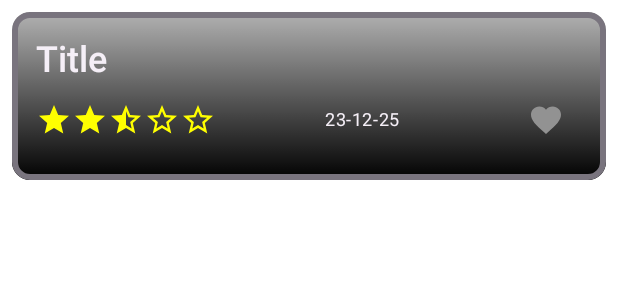
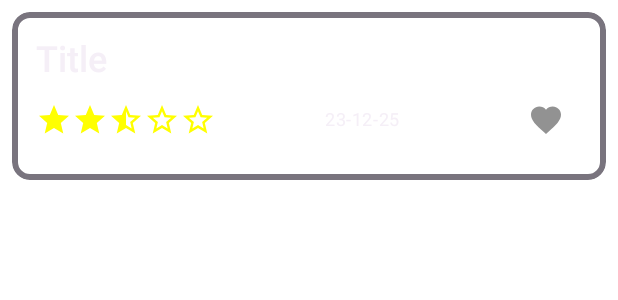
Before and after one commit to Artemake/themoviedbManolisArtemakis, an Android app built with Jetpack Compose: the @Preview function MovieComponentPreview, on a phone screen of 412 x 824 dp. Shown: the top 300 px of the screen. Run offline under Robolectric (Android 15) with nearby library versions, the phone set to English and light mode, and no system bars.

Commit message:
adjusted MovieComponent

```diff
--- a/app/src/main/java/com/manosprojects/themoviedb/features/home/views/MovieComponent.kt
+++ b/app/src/main/java/com/manosprojects/themoviedb/features/home/views/MovieComponent.kt
@@ -2,7 +2,6 @@ package com.manosprojects.themoviedb.features.home.views
 
 import android.graphics.Bitmap
 import androidx.compose.foundation.Image
-import androidx.compose.foundation.background
 import androidx.compose.foundation.border
 import androidx.compose.foundation.clickable
 import androidx.compose.foundation.layout.Arrangement
@@ -21,8 +20,6 @@ import androidx.compose.runtime.Composable
 import androidx.compose.ui.Alignment
 import androidx.compose.ui.Modifier
 import androidx.compose.ui.draw.clip
-import androidx.compose.ui.graphics.Brush
-import androidx.compose.ui.graphics.Color
 import androidx.compose.ui.graphics.asImageBitmap
 import androidx.compose.ui.layout.ContentScale
 import androidx.compose.ui.res.painterResource
@@ -61,20 +58,10 @@ fun MovieComponent(
                 contentScale = ContentScale.Fit
             )
         }
-        Box(
+        Column(
             modifier = Modifier
-                .align(Alignment.BottomStart)
-                .background(
-                    brush = Brush.verticalGradient(
-                        listOf(
-                            Color.Black.copy(alpha = 0.3f),
-                            Color.Black
-                        )
-                    )
-                )
-        ) {
-            Column(
-                modifier = Modifier.padding(16.dp),
+                .padding(16.dp)
+                .align(Alignment.BottomStart),
             verticalArrangement = Arrangement.SpaceEvenly
         ) {
             Text(
@@ -107,7 +94,6 @@ fun MovieComponent(
         }
     }
 }
-}
 
 @Preview
 @Composable
```
Lines whose indentation alone changed are shown as unchanged.
